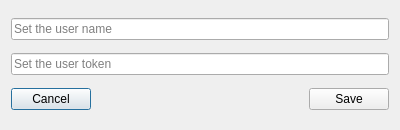
Qt form src/git_server/ServerConfigDlg.ui (francescmm/GitQlient) before a commit.
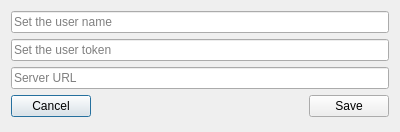
The same form after that commit.

Patch:
```diff
--- a/src/git_server/ServerConfigDlg.ui
+++ b/src/git_server/ServerConfigDlg.ui
@@ -7,42 +7,38 @@
     <x>0</x>
     <y>0</y>
     <width>400</width>
-    <height>130</height>
+    <height>132</height>
    </rect>
   </property>
   <property name="windowTitle">
    <string>Server configuration</string>
   </property>
   <layout class="QGridLayout" name="gridLayout">
-   <item row="1" column="0" colspan="3">
-    <widget class="QLineEdit" name="leUserName">
-     <property name="placeholderText">
-      <string>Set the user token</string>
-     </property>
-    </widget>
-   </item>
-   <item row="2" column="0">
+   <item row="3" column="0">
     <widget class="QPushButton" name="pbCancel">
      <property name="text">
       <string>Cancel</string>
      </property>
     </widget>
    </item>
-   <item row="2" column="2">
+   <item row="3" column="2">
     <widget class="QPushButton" name="pbAccept">
      <property name="text">
       <string>Save</string>
      </property>
     </widget>
    </item>
-   <item row="0" column="0" colspan="3">
+   <item row="1" column="0" colspan="3">
     <widget class="QLineEdit" name="leUserToken">
+     <property name="echoMode">
+      <enum>QLineEdit::Password</enum>
+     </property>
      <property name="placeholderText">
-      <string>Set the user name</string>
+      <string>Set the user token</string>
      </property>
     </widget>
    </item>
-   <item row="2" column="1">
+   <item row="3" column="1">
     <spacer name="horizontalSpacer">
      <property name="orientation">
       <enum>Qt::Horizontal</enum>
@@ -55,6 +51,20 @@
      </property>
     </spacer>
    </item>
+   <item row="0" column="0" colspan="3">
+    <widget class="QLineEdit" name="leUserName">
+     <property name="placeholderText">
+      <string>Set the user name</string>
+     </property>
+    </widget>
+   </item>
+   <item row="2" column="0" colspan="3">
+    <widget class="QLineEdit" name="leServerUrl">
+     <property name="placeholderText">
+      <string>Server URL</string>
+     </property>
+    </widget>
+   </item>
   </layout>
  </widget>
  <tabstops>
```
Left out of the diff: 2 changed lines with no effect on the pictures.
